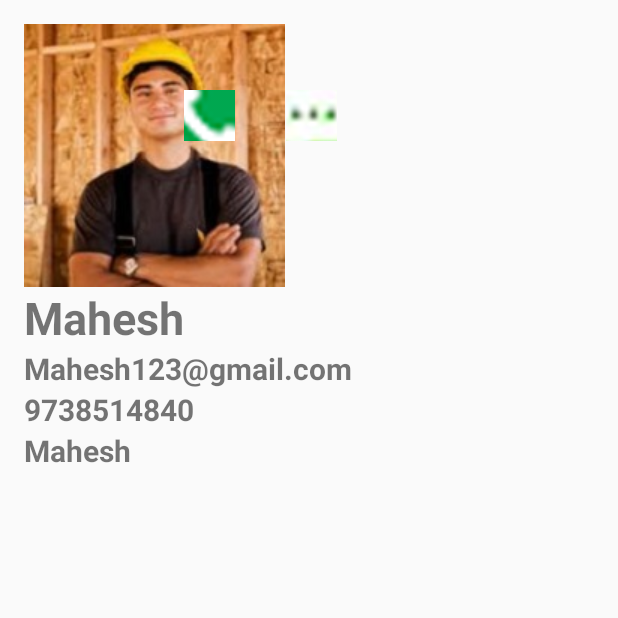
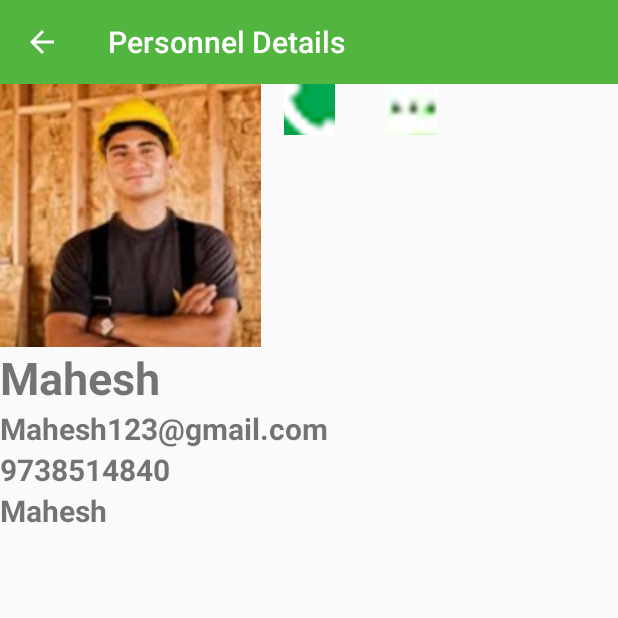
Before and after one commit to SoftgenInfotechBtm/Gate, an Android app: the PersonelActivity screen opened directly, with no data from a screen before it, on a phone screen of 412 x 824 dp, the top half of it. Run offline under Robolectric (Android 15) with nearby library versions, the phone set to English and light mode, and no system bars.

Commit message:
Bug fixes 1 services offered onclick,

```diff
--- a/GateMaster/app/src/main/java/com/softgen/gate/activities/HomeActivity.java
+++ b/GateMaster/app/src/main/java/com/softgen/gate/activities/HomeActivity.java
@@ -145,7 +145,7 @@ public class HomeActivity extends AppCompatActivity implements NavigationView.On
                 startActivity(i4);
                 break;
             default:
-                Intent i5 = new Intent(this, OfferedActivity.class);
+                Intent i5 = new Intent(this, HelpActivity.class);
                 startActivity(i5);
                 break;
 
--- a/GateMaster/app/src/main/java/com/softgen/gate/activities/OfferedActivity.java
+++ b/GateMaster/app/src/main/java/com/softgen/gate/activities/OfferedActivity.java
@@ -47,8 +47,7 @@ public class OfferedActivity extends AppCompatActivity {
             public void onClick(View view, int position) {
                 Offered offered = offeredList.get(position);
                 Intent i = new Intent(OfferedActivity.this, PersonelActivity.class);
-                //for(position = 0; position <= offeredList.size(); position++)
-                i.putExtra("position", position);
+                i.putExtra("click_position", position);
                 startActivity(i);
                 Toast.makeText(getApplicationContext(), offered.getName() + " is selected!", Toast.LENGTH_SHORT).show();
             }
--- a/GateMaster/app/src/main/java/com/softgen/gate/activities/PersonelActivity.java
+++ b/GateMaster/app/src/main/java/com/softgen/gate/activities/PersonelActivity.java
@@ -8,6 +8,8 @@ import android.net.Uri;
 import android.os.Bundle;
 import android.support.v4.app.ActivityCompat;
 import android.support.v7.app.AppCompatActivity;
+import android.support.v7.widget.Toolbar;
+import android.view.MenuItem;
 import android.view.View;
 import android.widget.ImageButton;
 import android.widget.ImageView;
@@ -18,27 +20,34 @@ import com.softgen.gate.gatedb.R;
 
 
 public class PersonelActivity extends AppCompatActivity {
+    public Context mcon;
     ImageView imageView;
     TextView name, email, mobile, about;
     ImageButton call, msg;
-    public Context mcon;
-//    public Integer b2;
+    //    public Integer b2;
     private int position;
 
     @Override
     protected void onCreate(Bundle savedInstanceState) {
         super.onCreate(savedInstanceState);
         setContentView(R.layout.activity_persondetails);
+        Toolbar toolbar = (Toolbar) findViewById(R.id.toolbar);
+        setSupportActionBar(toolbar);
+        getSupportActionBar().setDisplayHomeAsUpEnabled(true);
+        mcon = PersonelActivity.this;
         imageView = (ImageView) findViewById(R.id.prfl);
         name = (TextView) findViewById(R.id.name);
         email = (TextView) findViewById(R.id.email);
         mobile = (TextView) findViewById(R.id.mobile);
         about = (TextView) findViewById(R.id.description);
+        call = (ImageButton) findViewById(R.id.call_service);
+        msg = (ImageButton) findViewById(R.id.message_service);
         imageView.setImageResource(getIntent().getIntExtra("img_id", 00));
         name.setText("Name:" + getIntent().getStringExtra("Name"));
         email.setText("Email:" + getIntent().getStringExtra("Email"));
         mobile.setText("Mobile:" + getIntent().getStringExtra("Mobile"));
         about.setText("About:" + getIntent().getStringExtra("About"));
+        position = getIntent().getIntExtra("click_position",0);
         call.setOnClickListener(new View.OnClickListener() {
 
             @Override
@@ -75,6 +84,18 @@ public class PersonelActivity extends AppCompatActivity {
         Details(position);
     }
 
+    @Override
+    public boolean onOptionsItemSelected(MenuItem item) {
+        switch (item.getItemId()) {
+            case android.R.id.home:
+                finish();
+                return false;
+            default:
+                break;
+
+        }
+        return super.onOptionsItemSelected(item);
+    }
 
     public void Details(int position) {
 
--- a/GateMaster/app/src/main/res/layout/activity_persondetails.xml
+++ b/GateMaster/app/src/main/res/layout/activity_persondetails.xml
@@ -3,21 +3,23 @@
     xmlns:tools="http://schemas.android.com/tools"
     android:layout_width="match_parent"
     android:layout_height="match_parent"
-    android:paddingBottom="@dimen/activity_vertical_margin"
-    android:paddingLeft="@dimen/activity_horizontal_margin"
-    android:paddingRight="@dimen/activity_horizontal_margin"
-    android:paddingTop="@dimen/activity_vertical_margin"
     tools:context="com.softgen.gate.activities.PersonelActivity">
 
     <!--<ScrollView-->
     <!--android:id="@+id/login_form"-->
     <!--android:layout_width="match_parent"-->
     <!--android:layout_height="match_parent">-->
+    <include
+        android:id="@+id/head"
+        layout="@layout/header"
+        android:layout_width="match_parent"
+        android:layout_height="wrap_content" />
 
     <ImageView
         android:id="@+id/prfl"
         android:layout_width="wrap_content"
         android:layout_height="wrap_content"
+        android:layout_below="@+id/head"
         android:src="@drawable/carpenter1" />
 
     <TextView
@@ -47,38 +49,38 @@
         android:textSize="20dp"
         android:textStyle="bold" />
 
+    <ImageButton
+        android:id="@+id/call_service"
+        android:layout_width="34dp"
+        android:layout_height="34dp"
+        android:layout_alignTop="@+id/prfl"
+        android:layout_marginLeft="15dp"
+        android:layout_toRightOf="@+id/prfl"
+        android:src="@drawable/phone1" />
+
+    <ImageButton
+        android:id="@+id/message_service"
+        android:layout_width="34dp"
+        android:layout_height="34dp"
+        android:layout_alignTop="@+id/call_service"
+        android:layout_marginLeft="34dp"
+        android:layout_marginStart="34dp"
+        android:layout_toEndOf="@+id/call_service"
+        android:layout_toRightOf="@+id/call_service"
+        android:layout_weight="1"
+        android:paddingRight="10dp"
+        android:src="@drawable/messg1" />
+
     <TextView
         android:id="@+id/description"
         android:layout_width="wrap_content"
         android:layout_height="wrap_content"
-            android:layout_below="@+id/mobile"
         android:text="@string/description"
         android:textSize="20dp"
-            android:textStyle="bold" />
-
-        <ImageButton
-            android:id="@+id/img1"
-            android:layout_width="34dp"
-            android:layout_height="34dp"
-            android:layout_alignTop="@+id/prfl"
-            android:layout_marginTop="44dp"
-            android:layout_toEndOf="@+id/name"
-            android:layout_toRightOf="@+id/name"
-            android:layout_weight="1"
-            android:src="@drawable/phone1" />
-
-        <ImageButton
-            android:id="@+id/img2"
-            android:layout_width="34dp"
-            android:layout_height="34dp"
-            android:layout_alignTop="@+id/img1"
-            android:layout_marginLeft="34dp"
-            android:layout_marginStart="34dp"
-            android:layout_toEndOf="@+id/img1"
-            android:layout_toRightOf="@+id/img1"
-            android:layout_weight="1"
-            android:paddingRight="10dp"
-            android:src="@drawable/messg1" />
+        android:textStyle="bold"
+        android:layout_below="@+id/mobile"
+        android:layout_alignParentLeft="true"
+        android:layout_alignParentStart="true" />
 
     <!--</ScrollView>-->
 
```
Also changed, not shown: GateMaster/app/src/main/java/com/softgen/gate/activities/MainActivity.java (+22 -7 lines), GateMaster/app/src/main/java/com/softgen/gate/provider/ConstantProperties.java (added, +9 -0 lines), GateMaster/app/src/main/java/com/softgen/gate/provider/SharedUtils.java (added, +37 -0 lines). Lines whose indentation alone changed are shown as unchanged.
